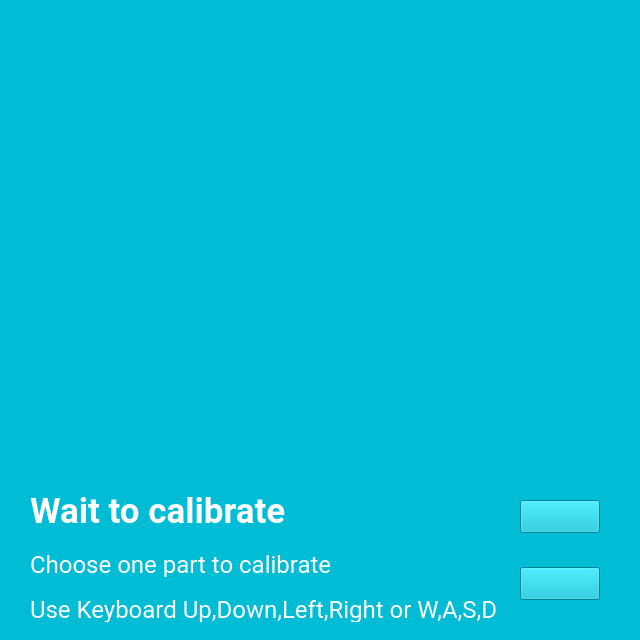
The window that client/calibrate_screen.ui (sunfounder/SunFounder_PiCar-V) describes before a commit, drawn with Qt 5.
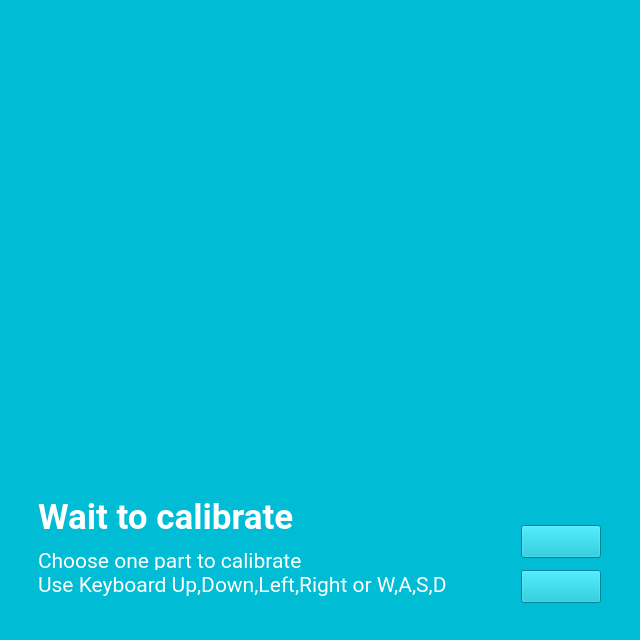
The same window after the commit.

Commit message: modified some bitmaps and fonts for ui files

```diff
--- a/client/calibrate_screen.ui
+++ b/client/calibrate_screen.ui
@@ -34,27 +34,46 @@
   <property name="styleSheet">
    <string notr="true">background-color: rgb(00, 188, 212);</string>
   </property>
-  <widget class="QWidget" name="layoutWidget">
+  <widget class="QLabel" name="label_pic">
    <property name="geometry">
     <rect>
      <x>0</x>
-     <y>490</y>
-     <width>521</width>
-     <height>167</height>
+     <y>0</y>
+     <width>640</width>
+     <height>480</height>
     </rect>
    </property>
-   <layout class="QVBoxLayout" name="verticalLayout">
-    <property name="spacing">
-     <number>20</number>
-    </property>
-    <property name="leftMargin">
-     <number>30</number>
-    </property>
-    <property name="bottomMargin">
-     <number>35</number>
-    </property>
-    <item>
+   <property name="sizePolicy">
+    <sizepolicy hsizetype="Fixed" vsizetype="Fixed">
+     <horstretch>0</horstretch>
+     <verstretch>0</verstretch>
+    </sizepolicy>
+   </property>
+   <property name="minimumSize">
+    <size>
+     <width>640</width>
+     <height>480</height>
+    </size>
+   </property>
+   <property name="maximumSize">
+    <size>
+     <width>640</width>
+     <height>480</height>
+    </size>
+   </property>
+   <property name="text">
+    <string/>
+   </property>
+  </widget>
      <widget class="QLabel" name="label_Cali_Info">
+   <property name="geometry">
+    <rect>
+     <x>38</x>
+     <y>495</y>
+     <width>482</width>
+     <height>43</height>
+    </rect>
+   </property>
       <property name="font">
        <font>
         <family>Roboto</family>
@@ -70,15 +89,19 @@
        <string>Wait to calibrate</string>
       </property>
      </widget>
-    </item>
-    <item>
-     <layout class="QVBoxLayout" name="verticalLayout_3">
-      <item>
        <widget class="QLabel" name="label_Info_1">
+   <property name="geometry">
+    <rect>
+     <x>38</x>
+     <y>540</y>
+     <width>480</width>
+     <height>41</height>
+    </rect>
+   </property>
         <property name="font">
          <font>
           <family>Roboto</family>
-          <pointsize>18</pointsize>
+     <pointsize>16</pointsize>
          </font>
         </property>
         <property name="styleSheet">
@@ -88,48 +111,15 @@
          <string>Choose one part to calibrate</string>
         </property>
        </widget>
-      </item>
-      <item>
-       <widget class="QLabel" name="label_Info_2">
-        <property name="font">
-         <font>
-          <family>Roboto</family>
-          <pointsize>18</pointsize>
-         </font>
-        </property>
-        <property name="styleSheet">
-         <string notr="true">color: rgb(255, 255, 255);</string>
-        </property>
-        <property name="text">
-         <string>Use Keyboard Up,Down,Left,Right or W,A,S,D</string>
-        </property>
-       </widget>
-      </item>
-     </layout>
-    </item>
-   </layout>
-  </widget>
-  <widget class="QWidget" name="layoutWidget_2">
-   <property name="geometry">
-    <rect>
-     <x>520</x>
-     <y>500</y>
-     <width>121</width>
-     <height>142</height>
-    </rect>
-   </property>
-   <layout class="QVBoxLayout" name="verticalLayout_2">
-    <property name="sizeConstraint">
-     <enum>QLayout::SetFixedSize</enum>
-    </property>
-    <property name="rightMargin">
-     <number>40</number>
-    </property>
-    <property name="bottomMargin">
-     <number>0</number>
-    </property>
-    <item>
      <widget class="QPushButton" name="btn_ok">
+   <property name="geometry">
+    <rect>
+     <x>521</x>
+     <y>525</y>
+     <width>80</width>
+     <height>33</height>
+    </rect>
+   </property>
       <property name="sizePolicy">
        <sizepolicy hsizetype="Fixed" vsizetype="Fixed">
         <horstretch>0</horstretch>
@@ -158,22 +148,15 @@
        <string>Alt+O</string>
       </property>
      </widget>
-    </item>
-    <item>
-     <spacer name="verticalSpacer_2">
-      <property name="orientation">
-       <enum>Qt::Vertical</enum>
-      </property>
-      <property name="sizeHint" stdset="0">
-       <size>
-        <width>20</width>
-        <height>28</height>
-       </size>
-      </property>
-     </spacer>
-    </item>
-    <item>
      <widget class="QPushButton" name="btn_cancle">
+   <property name="geometry">
+    <rect>
+     <x>521</x>
+     <y>570</y>
+     <width>80</width>
+     <height>33</height>
+    </rect>
+   </property>
       <property name="sizePolicy">
        <sizepolicy hsizetype="Fixed" vsizetype="Fixed">
         <horstretch>0</horstretch>
@@ -202,54 +185,26 @@
        <string>Alt+C</string>
       </property>
      </widget>
-    </item>
-    <item>
-     <spacer name="verticalSpacer">
-      <property name="orientation">
-       <enum>Qt::Vertical</enum>
-      </property>
-      <property name="sizeType">
-       <enum>QSizePolicy::Fixed</enum>
-      </property>
-      <property name="sizeHint" stdset="0">
-       <size>
-        <width>20</width>
-        <height>28</height>
-       </size>
-      </property>
-     </spacer>
-    </item>
-   </layout>
-  </widget>
-  <widget class="QLabel" name="label_pic">
+  <widget class="QLabel" name="label_Info_2">
    <property name="geometry">
     <rect>
-     <x>0</x>
-     <y>0</y>
-     <width>640</width>
-     <height>480</height>
+     <x>38</x>
+     <y>570</y>
+     <width>481</width>
+     <height>29</height>
     </rect>
    </property>
-   <property name="sizePolicy">
-    <sizepolicy hsizetype="Fixed" vsizetype="Fixed">
-     <horstretch>0</horstretch>
-     <verstretch>0</verstretch>
-    </sizepolicy>
+   <property name="font">
+    <font>
+     <family>Roboto</family>
+     <pointsize>16</pointsize>
+    </font>
    </property>
-   <property name="minimumSize">
-    <size>
-     <width>640</width>
-     <height>480</height>
-    </size>
-   </property>
-   <property name="maximumSize">
-    <size>
-     <width>640</width>
-     <height>480</height>
-    </size>
+   <property name="styleSheet">
+    <string notr="true">color: rgb(255, 255, 255);</string>
    </property>
    <property name="text">
-    <string/>
+    <string>Use Keyboard Up,Down,Left,Right or W,A,S,D</string>
    </property>
   </widget>
  </widget>
```
Left out of the diff: 6 changed lines with no effect on the pictures. Lines whose indentation alone changed are shown as unchanged. The commit also changes 54 other files.
